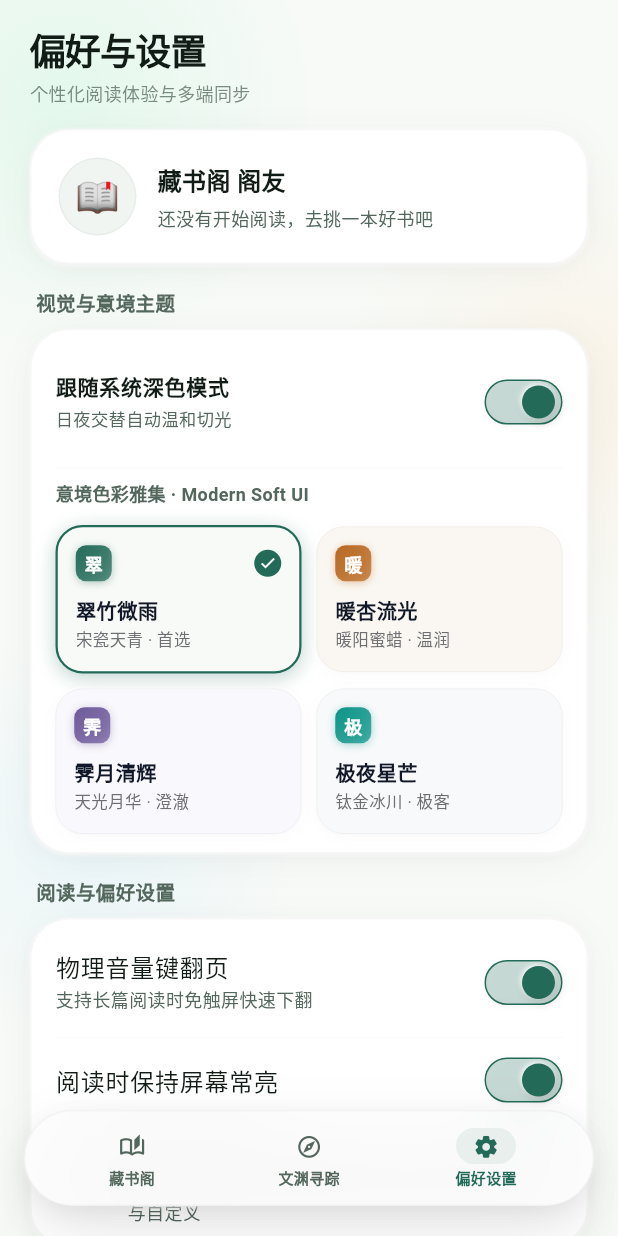
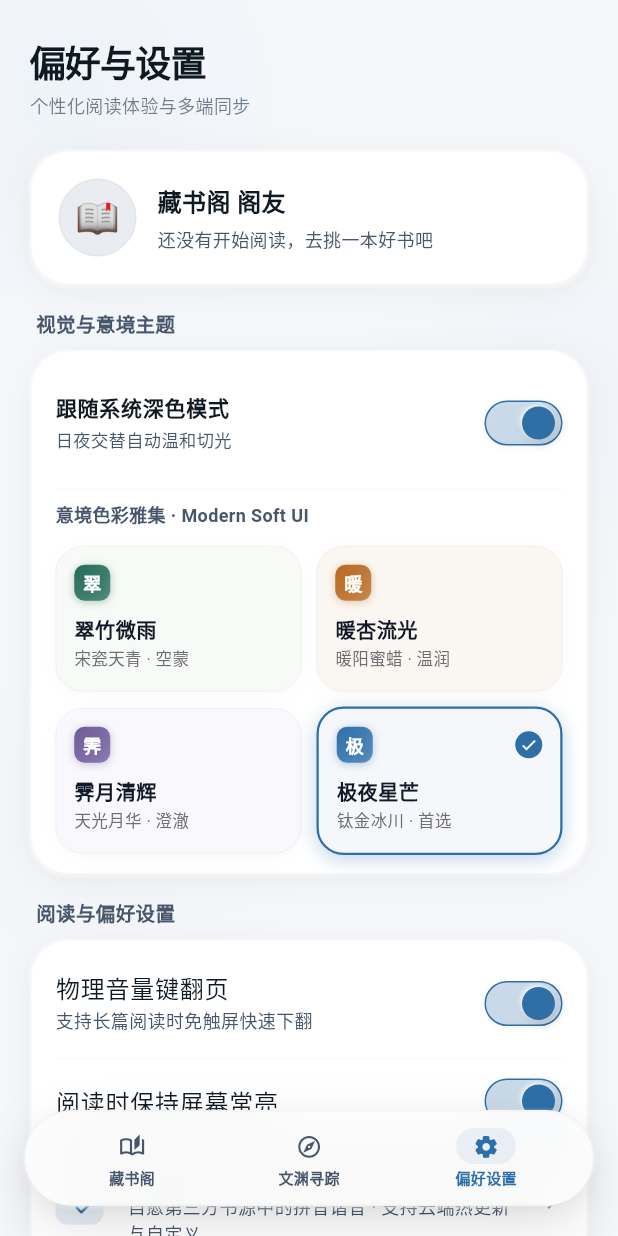
Before and after one commit to Kline-x/novel-reader-flutter, a Flutter app: the screen it shows after launch, item 3 of the bottom bar chosen, on a phone screen of 412 x 824 dp. Run offline on Flutter 3.47's test engine with Material 3 defaults, Android fonts, the phone set to English and light mode, and no system bars; our stand-ins replace dio, flutter_riverpod, flutter_tts, shared_preferences; missing offline and left inert: fast_gbk, lpinyin.

Commit message:
feat(ui): 设置页与发现页改用折叠标题，极夜星芒改走冰蓝并设为默认
1、新增 CollapsingHeader 公共组件。设置页、发现页原先整页滚动，
   大标题一滑就彻底消失，滚到下面没有任何顶部锚点。改为静止时大标题、
   滚动时收成贴顶小标题条，与 iOS 大标题、Android collapsing toolbar 的惯例一致。
   收拢后的标题条兼作回顶按钮——这些页很长，滚到底想回顶要连划好几下。

   两页策略有别：设置页没有任何吸顶元素，标题收拢后常驻；
   发现页下方已有 104px 常驻吸顶的搜索+分类栏，再叠 52px 会占掉近两成屏幕，
   故只做折叠动效、不常驻，由那条吸顶栏充当锚点。

2、极夜星芒与翠竹微雨此前是同一套皮肤，换个名字而已：
   日间底色 #F8F9FA vs #F8FAF7（RGB 差 0/1/3）、强调色同属绿松色系；
   夜间卡片 #131A16 vs #111814（RGB 差 6）、强调色差 26、正文色完全相同。
   四大意境实际只有三套。现按「钛金冰川 / 纯黑极光」的定位去绿化：
   日间冷灰蓝底 + 钢青 #2E6FA8，夜间纯黑 + 冰蓝 #4CC2FF，
   与绿 / 琥珀 / 紫各占一个色相。

3、默认意境改为极夜星芒，「首选」标记随之移位。

Co-Authored-By: Claude Opus 5 <noreply@anthropic.com>

```diff
--- /dev/null
+++ b/lib/core/components/collapsing_header.dart
@@ -0,0 +1,155 @@
+import 'dart:ui' show ImageFilter;
+
+import 'package:flutter/material.dart';
+
+import '../theme/soft_theme.dart';
+
+/// 折叠式页面标题：静止时是大标题，一滚就收成贴顶的小标题条。
+///
+/// 为什么不像书架页那样把整块顶部钉住：设置页、发现页都是线性清单，
+/// 没有搜索/排序这类翻内容时必须随时够得着的控件，钉一大片只会白占竖向空间。
+/// 但标题整个滑走会让人失去「我在哪一页」的锚点——iOS 的大标题会收成小标题，
+/// Android 的 collapsing toolbar 也会留一条紧凑 app bar，都不会让它彻底消失。
+///
+/// 收拢后的标题条兼作回顶按钮：这些页都很长，滚到底想回顶要连划好几下。
+class CollapsingHeader extends StatelessWidget {
+  const CollapsingHeader({
+    super.key,
+    required this.colors,
+    required this.title,
+    this.subtitle,
+    this.trailing,
+    this.onTapCollapsed,
+    this.expandedTitleSize = 24.0,
+  });
+
+  final SoftColors colors;
+  final String title;
+
+  /// 副标题，收拢时淡出并收高。为空则只显示标题。
+  final String? subtitle;
+
+  /// 标题右侧的附属控件（如「清除搜索」），跟着标题一起收拢。
+  final Widget? trailing;
+
+  /// 收拢态点击标题条时触发，通常是滚回顶部。
+  final VoidCallback? onTapCollapsed;
+
+  final double expandedTitleSize;
+
+  /// 按本组件的收拢规格生成 SliverAppBar，两处调用点保持一致。
+  static Widget sliver({
+    required SoftColors colors,
+    required String title,
+    String? subtitle,
+    Widget? trailing,
+    VoidCallback? onTapCollapsed,
+    double expandedTitleSize = 24.0,
+    // 页面下方已有常驻吸顶元素（如发现页 104px 的搜索+分类栏）时传 false：
+    // 两条常驻栏叠起来会吃掉近两成屏幕，而那条吸顶栏本身已是足够的锚点。
+    bool pinned = true,
+  }) {
+    final expanded = subtitle == null ? 76.0 : 92.0;
+    return SliverAppBar(
+      pinned: pinned,
+      expandedHeight: expanded,
+      collapsedHeight: 52.0,
+      toolbarHeight: 52.0,
+      automaticallyImplyLeading: false,
+      elevation: 0.0,
+      scrolledUnderElevation: 0.0,
+      backgroundColor: Colors.transparent,
+      surfaceTintColor: Colors.transparent,
+      flexibleSpace: CollapsingHeader(
+        colors: colors,
+        title: title,
+        subtitle: subtitle,
+        trailing: trailing,
+        onTapCollapsed: onTapCollapsed,
+        expandedTitleSize: expandedTitleSize,
+      ),
+    );
+  }
+
+  @override
+  Widget build(BuildContext context) {
+    final settings =
+        context.dependOnInheritedWidgetOfExactType<FlexibleSpaceBarSettings>();
+    final maxExtent = settings?.maxExtent ?? 92.0;
+    final minExtent = settings?.minExtent ?? 52.0;
+    final current = settings?.currentExtent ?? maxExtent;
+    // 0 = 完全展开，1 = 完全收拢
+    final t = maxExtent - minExtent <= 0
+        ? 0.0
+        : ((maxExtent - current) / (maxExtent - minExtent)).clamp(0.0, 1.0);
+
+    final titleRow = Row(
+      mainAxisAlignment: MainAxisAlignment.spaceBetween,
+      crossAxisAlignment: CrossAxisAlignment.center,
+      children: [
+        Flexible(
+          child: Text(
+            title,
+            maxLines: 1,
+            overflow: TextOverflow.ellipsis,
+            style: TextStyle(
+              // 收拢后固定成 18，不一路缩到看不清
+              fontSize: expandedTitleSize - (expandedTitleSize - 18.0) * t,
+              fontWeight: FontWeight.w900,
+              color: colors.textPrimary,
+              letterSpacing: -0.5,
+            ),
+          ),
+        ),
+        if (trailing != null) trailing!,
+      ],
+    );
+
+    return GestureDetector(
+      onTap: t > 0.6 ? onTapCollapsed : null,
+      behavior: HitTestBehavior.opaque,
+      child: ClipRect(
+        child: BackdropFilter(
+          filter: ImageFilter.blur(sigmaX: 18.0 * t, sigmaY: 18.0 * t),
+          child: Container(
+            // 收拢后给一层半透明底，正文滚到标题下面时仍然读得清
+            color: colors.background.withValues(alpha: 0.82 * t),
+            padding: EdgeInsets.fromLTRB(20.0, 0.0, 20.0, 10.0 + 4.0 * (1 - t)),
+            alignment: Alignment.bottomLeft,
+            child: Column(
+              mainAxisSize: MainAxisSize.min,
+              crossAxisAlignment: CrossAxisAlignment.start,
+              children: [
+                titleRow,
+                if (subtitle != null)
+                  ClipRect(
+                    child: Align(
+                      heightFactor: (1 - t).clamp(0.0, 1.0),
+                      alignment: Alignment.topLeft,
+                      child: Opacity(
+                        opacity: (1 - t * 1.6).clamp(0.0, 1.0),
+                        child: Padding(
+                          padding: const EdgeInsets.only(top: 3.0),
+                          child: Text(
+                            subtitle!,
+                            maxLines: 1,
+                            overflow: TextOverflow.ellipsis,
+                            style: TextStyle(
+                              fontSize: 12.0,
+                              fontWeight: FontWeight.w500,
+                              color: colors.textSecondary
+                                  .withValues(alpha: 0.75),
+                            ),
+                          ),
+                        ),
+                      ),
+                    ),
+                  ),
+              ],
+            ),
+          ),
+        ),
+      ),
+    );
+  }
+}
--- a/lib/core/theme/soft_theme.dart
+++ b/lib/core/theme/soft_theme.dart
@@ -5,10 +5,10 @@ import 'package:flutter/material.dart';
 /// 环境光流体微网格 (Ambient Mesh Glow)、双层低饱和漫射软阴影。
 
 enum SoftPaletteType {
-  mistyJade, // 翠竹微雨 · 宋瓷天青 (Default 旗舰首选·空蒙灵秀)
+  mistyJade, // 翠竹微雨 · 宋瓷天青 (空蒙灵秀)
   warmAmber, // 暖杏流光 · 暖阳蜜蜡 (纸墨温润·安宁治愈)
   moonSilver, // 霁月清辉 · 天光月华 (澄澈净心·月霁微澜)
-  darkJade, // 极夜星芒 · 纯粹暗夜 (钛墨零眩光·柔润护眼)
+  darkJade, // 极夜星芒 · 纯粹暗夜 (Default 默认意境·钛墨零眩光·柔润护眼)
   paper, // 水墨玄素 · 极简墨水屏 (类 Kindle 纯粹阅读)
 
   // --- 向前兼容别名 ---
@@ -207,50 +207,60 @@ class SoftColors {
   );
 
   // ===================== 4. 极夜星芒 (auroraSpace / darkJade) =====================
-  /// 极夜星芒 · 日间 (Light) - Apple 钛金属极客风 (高冷极简，通透干练)
+  /// 极夜星芒 · 日间 (Light) - 钛金冰川，冷钢青灰
+  ///
+  /// 原先这套用的是 #0D9488 青碧 + #F8F9FA 微绿白，和「翠竹微雨」
+  /// 同属绿松色系、底色 RGB 只差 0/1/3，两个意境肉眼分不出。
+  /// 现按它自己的名字走冷色：背景带蓝灰调，强调色换成钢青，
+  /// 与绿（翠竹微雨）/ 琥珀（暖杏流光）/ 紫（霁月清辉）各占一个色相。
   static const auroraSpaceLight = SoftColors(
     type: SoftPaletteType.auroraSpace,
     title: '极夜星芒',
-    subtitle: '钛金冰川 · 冷萃极简极客清爽',
-    background: Color(0xFFF8F9FA),
-    surface: Color(0xFFEEF0F2),
+    subtitle: '钛金冰川 · 冷钢极简',
+    background: Color(0xFFF5F7FA),
+    surface: Color(0xFFE9EDF2),
     card: Color(0xFFFFFFFF),
-    textPrimary: Color(0xFF111827),
-    textSecondary: Color(0xFF4B5563),
-    textTertiary: Color(0xFF9CA3AF),
-    accent: Color(0xFF0D9488),
-    accentSoft: Color(0x140D9488),
-    accentGlow: Color(0x300D9488),
-    border: Color(0x0A000000),
-    borderSubtle: Color(0x08000000),
+    textPrimary: Color(0xFF0F1922),
+    textSecondary: Color(0xFF47566B),
+    textTertiary: Color(0xFF94A3B8),
+    accent: Color(0xFF2E6FA8),
+    accentSoft: Color(0x142E6FA8),
+    accentGlow: Color(0x302E6FA8),
+    border: Color(0x0A000F1A),
+    borderSubtle: Color(0x08000F1A),
     borderInner: Color(0xF2FFFFFF),
     isDark: false,
-    meshGlow1: Color(0x38CCFBF1),
-    meshGlow2: Color(0x2EE0E7FF),
-    meshGlow3: Color(0x2EF3E8FF),
+    meshGlow1: Color(0x38D6E6F5),
+    meshGlow2: Color(0x2EDCE4F0),
+    meshGlow3: Color(0x2EE6EAF2),
   );
 
-  /// 极夜星芒 · 夜间 (Dark) - OLED 纯黑极光
+  /// 极夜星芒 · 夜间 (Dark) - OLED 纯黑极光，冰蓝
+  ///
+  /// 原先卡片 #131A16 与「翠竹微雨·夜」的 #111814 相差仅 RGB 6，
+  /// 强调色 #38D9A9 与其 #34D399 相差 26，正文色完全相同——
+  /// 夜间两套几乎是同一个皮肤。现改为中性炭底 + 冰蓝极光，
+  /// 背景用纯黑吃满 OLED 熄屏像素。
   static const auroraSpaceDark = SoftColors(
     type: SoftPaletteType.auroraSpace,
     title: '极夜星芒',
-    subtitle: '纯黑极光 · 钛墨深空纯粹沉浸',
-    background: Color(0xFF0C110E),
-    surface: Color(0xFF131A16),
-    card: Color(0xFF1B231F),
-    textPrimary: Color(0xFFF0F5F2),
-    textSecondary: Color(0xFF8DA297),
-    textTertiary: Color(0xFF5B7066),
-    accent: Color(0xFF38D9A9),
-    accentSoft: Color(0x1F38D9A9),
-    accentGlow: Color(0x4738D9A9),
+    subtitle: '纯黑极光 · 冰蓝深空',
+    background: Color(0xFF000000),
+    surface: Color(0xFF12161A),
+    card: Color(0xFF1A2027),
+    textPrimary: Color(0xFFEDF2F7),
+    textSecondary: Color(0xFF93A4B8),
+    textTertiary: Color(0xFF5E7186),
+    accent: Color(0xFF4CC2FF),
+    accentSoft: Color(0x1F4CC2FF),
+    accentGlow: Color(0x474CC2FF),
     border: Color(0x14FFFFFF),
     borderSubtle: Color(0x0DFFFFFF),
     borderInner: Color(0x0DFFFFFF),
     isDark: true,
-    meshGlow1: Color(0x1A10B981),
-    meshGlow2: Color(0x1414B8A6),
-    meshGlow3: Color(0x146366F1),
+    meshGlow1: Color(0x1A2E90D9),
+    meshGlow2: Color(0x14386FA8),
+    meshGlow3: Color(0x14475B78),
   );
 
   // 兼容老引用
--- a/lib/core/theme/theme_provider.dart
+++ b/lib/core/theme/theme_provider.dart
@@ -11,7 +11,8 @@ import 'soft_theme.dart';
 /// - 关闭跟随系统时：手动指定日间或夜间，可任意搭配四大意境色彩。
 
 class ThemeNotifier extends StateNotifier<SoftPaletteType> {
-  ThemeNotifier() : super(SoftPaletteType.mistyJade) {
+  // 默认意境：极夜星芒。没选过配色的新用户直接进这一套。
+  ThemeNotifier() : super(SoftPaletteType.darkJade) {
     _loadInitialTheme();
   }
 
--- a/lib/features/settings/presentation/settings_page.dart
+++ b/lib/features/settings/presentation/settings_page.dart
@@ -1,5 +1,6 @@
 import 'package:flutter/material.dart';
 import 'package:flutter_riverpod/flutter_riverpod.dart';
+import '../../../core/components/collapsing_header.dart';
 import '../../../core/components/ambient_mesh_background.dart';
 import '../../../core/components/soft_card.dart';
 import '../../../core/components/soft_switch.dart';
@@ -32,6 +33,7 @@ class _SettingsPageState extends State<SettingsPage> {
   String _cacheSize = '0 B';
   bool _followSystem = false;
   bool _isCheckingUpdate = false;
+  final ScrollController _scrollController = ScrollController();
   int _totalReadingMinutes = 0;
   int _shelfBookCount = 0;
 
@@ -40,6 +42,22 @@ class _SettingsPageState extends State<SettingsPage> {
     super.initState();
     _loadSettings();
     PinyinRuleService().init();
+  }
+
+  @override
+  void dispose() {
+    _scrollController.dispose();
+    super.dispose();
+  }
+
+  /// 设置项很长，滚到底再想回顶要连划好几下。收拢后的标题条兼作回顶按钮。
+  void _scrollToTop() {
+    if (!_scrollController.hasClients) return;
+    _scrollController.animateTo(
+      0.0,
+      duration: const Duration(milliseconds: 320),
+      curve: Curves.easeOutCubic,
+    );
   }
 
   /// 阅读概览文案。没读过书时不编数字，直接给引导。
@@ -187,42 +205,31 @@ class _SettingsPageState extends State<SettingsPage> {
       body: AmbientMeshBackground(
         child: SafeArea(
         bottom: false,
-        child: ListView(
+        child: CustomScrollView(
+          controller: _scrollController,
           physics: const BouncingScrollPhysics(),
+          slivers: [
+            // 折叠标题：静止时是大标题，一滚就收成贴顶的小标题条。
+            // 设置是线性清单，没有搜索/排序这类要随时够得着的控件，
+            // 所以不像书架页那样钉住一整块；但标题整个滑走会让人
+            // 失去「我在哪一页」的锚点，两大平台的惯例都是收拢而非消失。
+            CollapsingHeader.sliver(
+              colors: colors,
+              title: '偏好与设置',
+              subtitle: '个性化阅读体验与多端同步',
+              onTapCollapsed: _scrollToTop,
+            ),
+            SliverPadding(
               // 底栏是 Stack 上的浮层，这里必须按其实际高度预留内边距，
               // 否则最后一项会被压在底栏下方、文字与底栏图标重叠。
               padding: EdgeInsets.fromLTRB(
                 20.0,
-            16.0,
+                8.0,
                 20.0,
                 DockedBottomBar.contentBottomPadding(context),
               ),
-          children: [
-            // 顶部标题 (原型 1:1)
-            Column(
-              crossAxisAlignment: CrossAxisAlignment.start,
-              children: [
-                Text(
-                  '偏好与设置',
-                  style: TextStyle(
-                    fontSize: 24.0,
-                    fontWeight: FontWeight.w900,
-                    color: colors.textPrimary,
-                    letterSpacing: -0.5,
-                  ),
-                ),
-                const SizedBox(height: 3.0),
-                Text(
-                  '个性化阅读体验与多端同步',
-                  style: TextStyle(
-                    fontSize: 12.0,
-                    fontWeight: FontWeight.w500,
-                    color: colors.textSecondary.withValues(alpha: 0.75),
-                  ),
-                ),
-              ],
-            ),
-            const SizedBox(height: 16.0),
+              sliver: SliverList(
+                delegate: SliverChildListDelegate([
 
             // 1. 用户/设备 Bento 看板
             SoftCard(
@@ -382,7 +389,7 @@ class _SettingsPageState extends State<SettingsPage> {
                         aliasKey: const ValueKey('theme_chip_beanGreen'),
                         legacyKey: const ValueKey('theme_chip_paper'),
                         title: '翠竹微雨',
-                        subtitle: '宋瓷天青 · 首选',
+                        subtitle: '宋瓷天青 · 空蒙',
                         palette: SoftPaletteType.mistyJade,
                         accentColor: const Color(0xFF236B58),
                         bgPreview: colors.isDark
@@ -436,14 +443,16 @@ class _SettingsPageState extends State<SettingsPage> {
                         aliasKey: const ValueKey('theme_chip_darkJade'),
                         legacyKey: const ValueKey('theme_chip_night'),
                         title: '极夜星芒',
-                        subtitle: colors.isDark ? '纯黑极光 · OLED' : '钛金冰川 · 极客',
+                        subtitle: colors.isDark
+                            ? '冰蓝深空 · 首选'
+                            : '钛金冰川 · 首选',
                         palette: SoftPaletteType.darkJade,
                         accentColor: colors.isDark
-                            ? const Color(0xFF38D9A9)
-                            : const Color(0xFF0D9488),
+                            ? const Color(0xFF4CC2FF)
+                            : const Color(0xFF2E6FA8),
                         bgPreview: colors.isDark
-                            ? const Color(0xFF111412)
-                            : const Color(0xFFF8F9FA),
+                            ? const Color(0xFF12161A)
+                            : const Color(0xFFF5F7FA),
                         isSelected: currentTheme == SoftPaletteType.darkJade ||
                             currentTheme == SoftPaletteType.auroraSpace ||
                             currentTheme == SoftPaletteType.night,
@@ -688,7 +697,9 @@ class _SettingsPageState extends State<SettingsPage> {
               ),
             ),
 
-            const SizedBox(height: 100.0),
+                ]),
+              ),
+            ),
           ],
         ),
       ),
--- a/pubspec.yaml
+++ b/pubspec.yaml
@@ -1,7 +1,7 @@
 name: novel_reader_flutter
 description: "A professional novel reader with Modern Soft UI and deterministic CJK typography engine."
 publish_to: "none"
-version: 1.0.8+4006
+version: 1.0.9+4007
 
 environment:
   sdk: ">=3.3.0 <4.0.0"
```
Also changed, not shown: lib/features/shelf/presentation/discovery_page.dart (+34 -45 lines), version_manifest.json (+15 -15 lines), 2 other files. Lines whose indentation alone changed are shown as unchanged.
